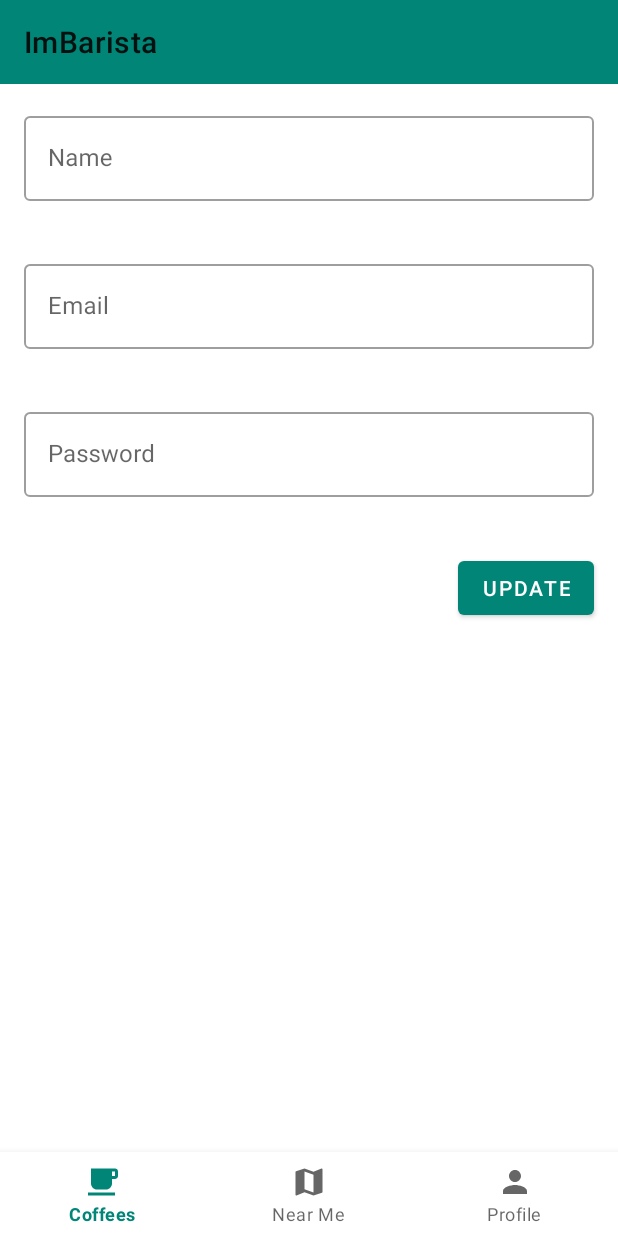
After one commit to AlexZhukovich/ImBarista-App, an Android app: the fragment ProfileFragment placed in its activity, on a phone screen of 412 x 824 dp. The commit adds this screen. Run offline under Robolectric (Android 15) with nearby library versions, the phone set to English and light mode, and no system bars.

Commit message:
Added ProfileFragment and updated HomeActivity#handleNavigationItemClick function

```diff
--- a/app/src/main/java/com/alexzh/imbarista/home/HomeActivity.kt
+++ b/app/src/main/java/com/alexzh/imbarista/home/HomeActivity.kt
@@ -8,6 +8,7 @@ import androidx.fragment.app.Fragment
 import com.alexzh.imbarista.R
 import com.alexzh.imbarista.coffees.CoffeesFragment
 import com.alexzh.imbarista.map.TomTomMapFragment
+import com.alexzh.imbarista.profile.ProfileFragment
 import com.google.android.material.bottomnavigation.BottomNavigationView
 import kotlinx.android.synthetic.main.activity_home.*
 
@@ -46,7 +47,7 @@ class HomeActivity : AppCompatActivity() {
         when (itemId) {
             R.id.navigation_coffees -> replaceFragment(CoffeesFragment())
             R.id.navigation_near_me -> replaceFragment(TomTomMapFragment())
-            R.id.navigation_profile -> "Profile"
+            R.id.navigation_profile -> replaceFragment(ProfileFragment())
         }
         return true
     }
--- /dev/null
+++ b/app/src/main/java/com/alexzh/imbarista/profile/ProfileFragment.kt
@@ -0,0 +1,17 @@
+package com.alexzh.imbarista.profile
+
+import android.os.Bundle
+import android.view.LayoutInflater
+import android.view.View
+import android.view.ViewGroup
+import androidx.fragment.app.Fragment
+import com.alexzh.imbarista.R
+
+class ProfileFragment : Fragment() {
+
+    override fun onCreateView(inflater: LayoutInflater, container: ViewGroup?, savedInstanceState: Bundle?): View? {
+        val rootView = inflater.inflate(R.layout.fragment_profile, container, false)
+
+        return rootView
+    }
+}
--- /dev/null
+++ b/app/src/main/res/layout/fragment_profile.xml
@@ -0,0 +1,88 @@
+<?xml version="1.0" encoding="utf-8"?>
+<androidx.constraintlayout.widget.ConstraintLayout
+        xmlns:android="http://schemas.android.com/apk/res/android"
+        xmlns:app="http://schemas.android.com/apk/res-auto"
+        android:layout_width="match_parent"
+        android:layout_height="match_parent">
+
+
+    <androidx.constraintlayout.widget.Guideline
+            android:id="@+id/startGuideline"
+            android:layout_width="wrap_content"
+            android:layout_height="wrap_content"
+            android:orientation="vertical"
+            app:layout_constraintGuide_begin="16dp"/>
+
+    <androidx.constraintlayout.widget.Guideline
+            android:id="@+id/endGuideline"
+            android:layout_width="wrap_content"
+            android:layout_height="wrap_content"
+            android:orientation="vertical"
+            app:layout_constraintGuide_end="16dp"/>
+
+    <com.google.android.material.textfield.TextInputLayout
+            android:id="@+id/nameInputLayout"
+            android:layout_width="0dp"
+            android:layout_height="wrap_content"
+            android:layout_marginTop="16dp"
+            style="@style/Widget.MaterialComponents.TextInputLayout.OutlinedBox"
+            app:errorEnabled="true"
+            app:layout_constraintTop_toTopOf="parent"
+            app:layout_constraintStart_toStartOf="@+id/startGuideline"
+            app:layout_constraintEnd_toStartOf="@+id/endGuideline">
+
+        <com.google.android.material.textfield.TextInputEditText
+                android:id="@+id/nameEditText"
+                android:layout_width="match_parent"
+                android:layout_height="wrap_content"
+                android:hint="@string/name_hint"/>
+    </com.google.android.material.textfield.TextInputLayout>
+
+    <com.google.android.material.textfield.TextInputLayout
+            android:id="@+id/emailInputLayout"
+            android:layout_width="0dp"
+            android:layout_height="wrap_content"
+            android:layout_marginTop="16dp"
+            style="@style/Widget.MaterialComponents.TextInputLayout.OutlinedBox"
+            app:errorEnabled="true"
+            app:layout_constraintStart_toStartOf="@+id/startGuideline"
+            app:layout_constraintEnd_toStartOf="@+id/endGuideline"
+            app:layout_constraintHorizontal_bias="0.0"
+            app:layout_constraintTop_toBottomOf="@+id/nameInputLayout">
+
+        <com.google.android.material.textfield.TextInputEditText
+                android:id="@+id/emailEditText"
+                android:layout_width="match_parent"
+                android:layout_height="wrap_content"
+                android:enabled="false"
+                android:hint="@string/email_hint"/>
+    </com.google.android.material.textfield.TextInputLayout>
+
+    <com.google.android.material.textfield.TextInputLayout
+            android:id="@+id/passwordInputLayout"
+            android:layout_width="0dp"
+            android:layout_height="wrap_content"
+            android:layout_marginTop="16dp"
+            style="@style/Widget.MaterialComponents.TextInputLayout.OutlinedBox"
+            app:errorEnabled="true"
+            app:layout_constraintStart_toStartOf="@+id/startGuideline"
+            app:layout_constraintEnd_toStartOf="@+id/endGuideline"
+            app:layout_constraintHorizontal_bias="0.0"
+            app:layout_constraintTop_toBottomOf="@+id/emailInputLayout">
+
+        <com.google.android.material.textfield.TextInputEditText
+                android:id="@+id/passwordEditText"
+                android:layout_width="match_parent"
+                android:layout_height="wrap_content"
+                android:hint="@string/password_hint"/>
+    </com.google.android.material.textfield.TextInputLayout>
+
+    <Button
+            android:id="@+id/update"
+            android:text="@string/update_btn_text"
+            android:layout_width="wrap_content"
+            android:layout_height="wrap_content"
+            android:layout_marginTop="16dp"
+            app:layout_constraintEnd_toStartOf="@+id/endGuideline"
+            app:layout_constraintTop_toBottomOf="@+id/passwordInputLayout"/>
+</androidx.constraintlayout.widget.ConstraintLayout>
--- a/app/src/main/res/values/strings.xml
+++ b/app/src/main/res/values/strings.xml
@@ -7,6 +7,8 @@
     <string name="sign_in_btn_text">Sign In</string>
     <string name="sign_up_btn_text">Sign Up</string>
 
+    <string name="update_btn_text">Update</string>
+
     <string name="nav_coffees">Coffees</string>
     <string name="nav_near_me">Near Me</string>
     <string name="nav_profile">Profile</string>
```
